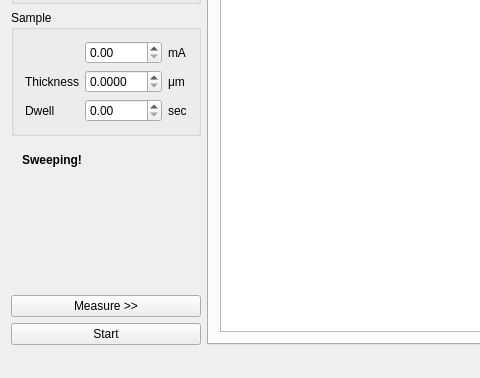
Above: src/mainwindow.ui from mBr001/hall before the change; both pictures show x 0 to 480 and y 237 to 615 of the 801 by 615 pixel window. Below: the same form after it.
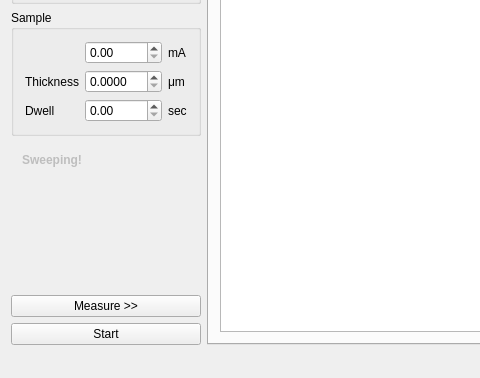
That is the form after the change. Custom widgets are drawn as their Qt base class.

Commit message: Disable measurement buttons during sweeping

Patch:
```diff
--- a/src/mainwindow.ui
+++ b/src/mainwindow.ui
@@ -270,6 +270,9 @@
         </item>
         <item>
          <widget class="QWidget" name="sweepingWidget" native="true">
+          <property name="enabled">
+           <bool>false</bool>
+          </property>
           <layout class="QGridLayout" name="gridLayout_4">
            <item row="0" column="0">
             <widget class="QLabel" name="sweepingLabel">
```
The commit also changes 1 other file.
